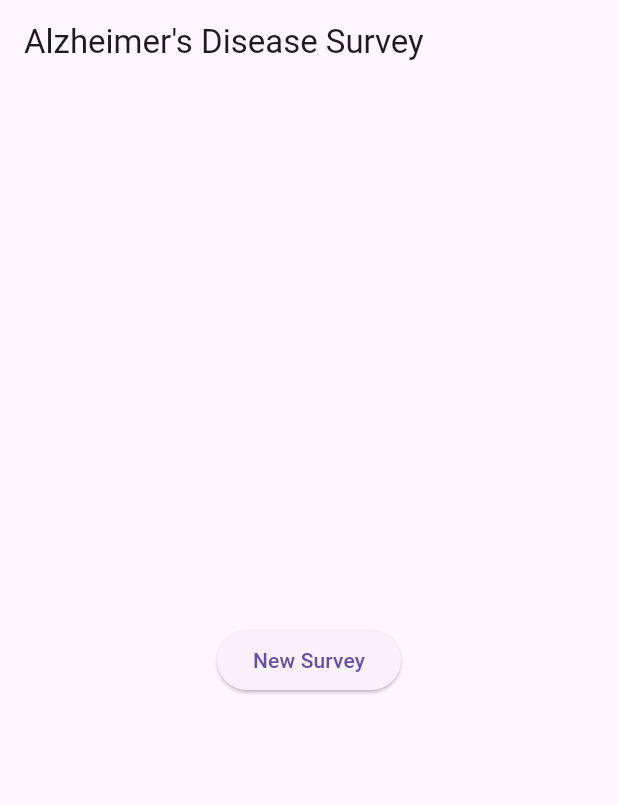
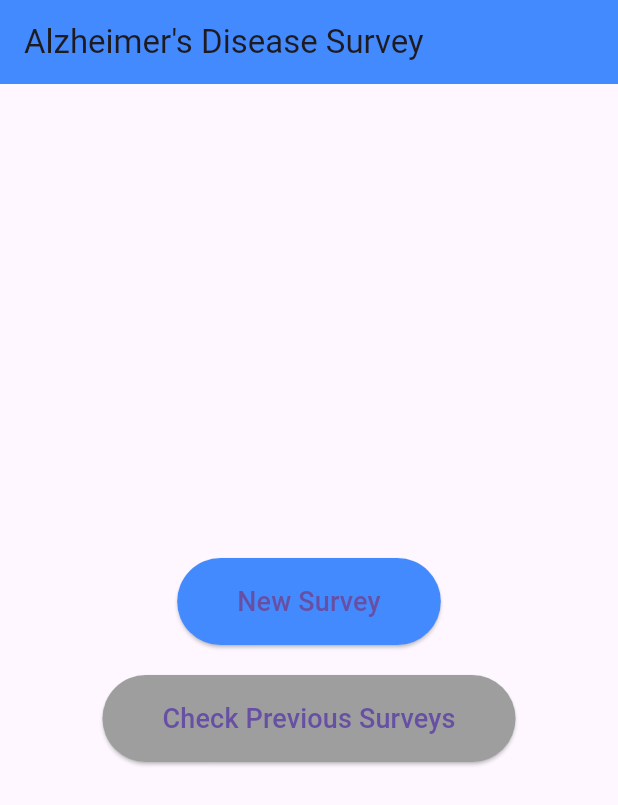
Before and after one commit to AryanTijare/Survey_AD, a Flutter app: the screen it shows after launch, after a tap on "New Survey", after a tap on "Quit Survey", on a phone screen of 412 x 824 dp. Shown: the top 805 px of the screen. Run offline on Flutter 3.47's test engine with Material 3 defaults, Android fonts, the phone set to English and light mode, and no system bars; our stand-ins replace flutter_tts, speech_to_text.

Commit message:
Add UI elements to home_screen, add comments to most files, remove redundant dart files

```diff
--- a/survey_app/lib/model/ques_model.dart
+++ b/survey_app/lib/model/ques_model.dart
@@ -7,6 +7,7 @@ class Questions {
   Questions(this.questionText, this.correctAnswer);
 }
 
+// Dynamically generate survey questions
 List<Questions> GenerateSurveyQuestions() {
   DateTime now = DateTime.now();
 
@@ -25,8 +26,7 @@ List<Questions> GenerateSurveyQuestions() {
   return surveyQuestions;
 }
 
-//final surveyQuestions = GenerateSurveyQuestions();
-
+// Compare user's input answers with expected answers
 Map<int, bool> compareAnswers(
     Map<int, String> userAnswers, List<Questions> surveyQuestions) {
   Map<int, bool> results = {};
--- a/survey_app/lib/screens/home_screen.dart
+++ b/survey_app/lib/screens/home_screen.dart
@@ -1,4 +1,4 @@
-import 'package:flutter/material.dart';
+/*import 'package:flutter/material.dart';
 import 'package:survey_app/screens/survey_screen.dart';
 
 class HomeScreen extends StatefulWidget {
@@ -38,4 +38,74 @@ class _HomeScreenState extends State<HomeScreen> {
       ),
     );
   }
+}*/
+import 'package:flutter/material.dart';
+import 'survey_screen.dart';
+
+class HomeScreen extends StatefulWidget {
+  const HomeScreen({super.key});
+
+  @override
+  State<HomeScreen> createState() => _HomeScreenState();
 }
+
+class _HomeScreenState extends State<HomeScreen> {
+  @override
+  Widget build(BuildContext context) {
+    return Scaffold(
+      appBar: AppBar(
+        title: const Text('Alzheimer\'s Disease Survey'),
+        backgroundColor: Colors.blueAccent,
+        elevation: 0,
+      ),
+      body: Padding(
+        padding: const EdgeInsets.all(20.0),
+        child: Center(
+          child: Column(
+            mainAxisAlignment: MainAxisAlignment.center,
+            children: <Widget>[
+              // Button to start a new survey
+              ElevatedButton(
+                onPressed: () {
+                  Navigator.of(context).pushReplacement(MaterialPageRoute(
+                      builder: (ctx) => const SurveyScreen()));
+                },
+                style: ElevatedButton.styleFrom(
+                  backgroundColor: Colors.blueAccent,
+                  shape: RoundedRectangleBorder(
+                    borderRadius: BorderRadius.circular(30.0),
+                  ),
+                  padding:
+                      const EdgeInsets.symmetric(vertical: 16, horizontal: 40),
+                ),
+                child: const Text(
+                  'New Survey',
+                  style: TextStyle(fontSize: 18),
+                ),
+              ),
+              const SizedBox(height: 20),
+              // Button for checking previous surveys (currently commented)
+              ElevatedButton(
+                onPressed: () {
+                  // Add logic to check previous surveys if needed
+                },
+                style: ElevatedButton.styleFrom(
+                  backgroundColor: Colors.grey,
+                  shape: RoundedRectangleBorder(
+                    borderRadius: BorderRadius.circular(30.0),
+                  ),
+                  padding:
+                      const EdgeInsets.symmetric(vertical: 16, horizontal: 40),
+                ),
+                child: const Text(
+                  'Check Previous Surveys',
+                  style: TextStyle(fontSize: 18),
+                ),
+              ),
+            ],
+          ),
+        ),
+      ),
+    );
+  }
+}
--- a/survey_app/lib/widgets/stt_widget.dart
+++ b/survey_app/lib/widgets/stt_widget.dart
@@ -56,12 +56,12 @@ class _STTWidgetState extends State<STTWidget> {
           widget.onResult(
               _recognizedText); // Send the result back to the parent widget
         },
-        listenFor: const Duration(seconds: 10), // Listen for 10 seconds
+        listenFor: const Duration(seconds: 10),
         /*onSoundLevelChange: (level) {
-          print('Sound level: $level');  // Print the sound level
+          print('Sound level: $level');
         },*/
         cancelOnError: true,
-        partialResults: true, // Show partial results as they are recognized
+        partialResults: true,
         localeId: "en_US",
       );
 
--- a/survey_app/lib/widgets/tts_widget.dart
+++ b/survey_app/lib/widgets/tts_widget.dart
@@ -5,7 +5,8 @@ class TTSWidget extends StatefulWidget {
   final String text;
   final VoidCallback? onTtsComplete;
 
-  const TTSWidget({Key? key, required this.text, this.onTtsComplete}) : super(key: key);
+  const TTSWidget({Key? key, required this.text, this.onTtsComplete})
+      : super(key: key);
 
   @override
   _TTSWidgetState createState() => _TTSWidgetState();
@@ -21,6 +22,7 @@ class _TTSWidgetState extends State<TTSWidget> {
     _speak();
   }
 
+  // Start speaking
   Future<void> _speak() async {
     setState(() {
       _isSpeaking = true;
@@ -33,17 +35,18 @@ class _TTSWidgetState extends State<TTSWidget> {
 
     _flutterTts.setCompletionHandler(() {
       setState(() {
-        _isSpeaking = false;
+        _isSpeaking = false; // set state to false when speaking is done
       });
       if (widget.onTtsComplete != null) {
-        widget.onTtsComplete!();
+        widget
+            .onTtsComplete!(); // call the onTtsComplete callback when TTS is finished
       }
     });
   }
 
   @override
   void dispose() {
-    _flutterTts.stop();
+    _flutterTts.stop(); // Stop TTS when widget is disposed
     super.dispose();
   }
 
@@ -63,16 +66,12 @@ class _TTSWidgetState extends State<TTSWidget> {
           ),
           const SizedBox(height: 10),
           _isSpeaking
-            ? const CircularProgressIndicator()
-            : Icon(
-                Icons.mic_rounded,
-                size: 50,
-                color: Colors.blue,
-            ),
-                /*IconButton(
-                  icon: const Icon(Icons.play_circle_filled, size: 50, color: Colors.blue),
-                  onPressed: _speak,
-                ),*/
+              ? const CircularProgressIndicator() // show progress while speaking
+              : Icon(
+                  Icons.mic_rounded,
+                  size: 50,
+                  color: Colors.blue,
+                ),
         ],
       ),
     );
```
Also changed, not shown: survey_app/lib/data/ques_data.dart (deleted, +0 -31 lines), survey_app/lib/screens/drawing_screen.dart (deleted, +0 -46 lines), survey_app/lib/screens/survey_complete.dart (deleted, +0 -80 lines), survey_app/lib/screens/survey_screen.dart (+11 -3 lines), survey_app/lib/widgets/drawing_board.dart (deleted, +0 -150 lines), survey_app/lib/widgets/recorder.dart (deleted, +0 -172 lines), 1 other file.
